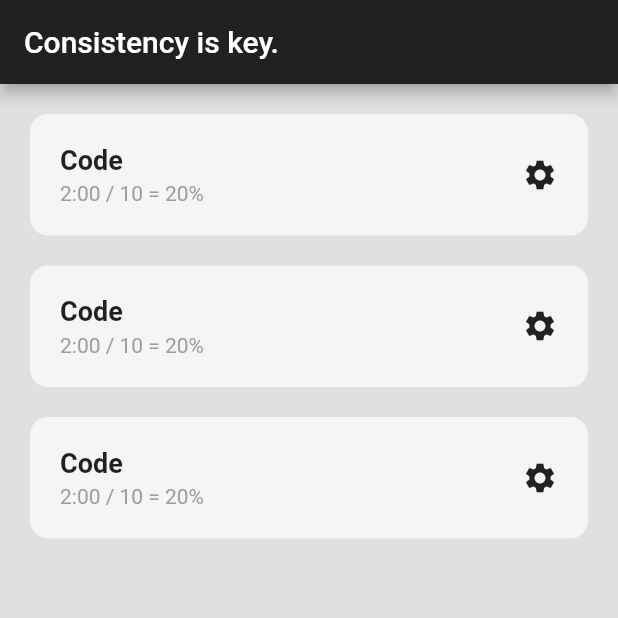
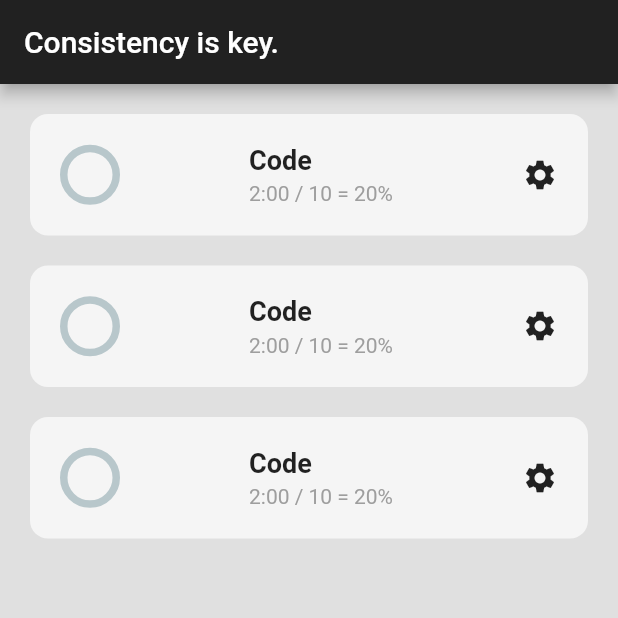
Before and after one commit to patrickkoszewski/habit_tracker_app, a Flutter app: the screen it shows after launch, on a phone screen of 412 x 824 dp, the top half of it. Run offline on Flutter 3.47's test engine with Material 2 defaults, Android fonts, the phone set to English and light mode, and no system bars; drawn by our look-alikes of percent_indicator.

```diff
--- a/lib/util/habit_tile.dart
+++ b/lib/util/habit_tile.dart
@@ -1,4 +1,7 @@
 import 'package:flutter/material.dart';
+import 'dart:math';
+
+import 'package:percent_indicator/circular_percent_indicator.dart';
 
 class HabitTile extends StatelessWidget {
   const HabitTile({super.key});
@@ -20,6 +23,11 @@ class HabitTile extends StatelessWidget {
         child: Row(
           mainAxisAlignment: MainAxisAlignment.spaceBetween,
           children: [
+            //progress circle
+            CircularPercentIndicator(
+              radius: 40,
+            ),
+
             Column(
               crossAxisAlignment: CrossAxisAlignment.start,
               children: [
--- a/pubspec.yaml
+++ b/pubspec.yaml
@@ -33,9 +33,11 @@ dependencies:
     sdk: flutter
 
 
+
   # The following adds the Cupertino Icons font to your application.
   # Use with the CupertinoIcons class for iOS style icons.
   cupertino_icons: ^1.0.2
+  percent_indicator: ^3.4.0
 
 dev_dependencies:
   flutter_test:
```
Also changed, not shown: pubspec.lock.
